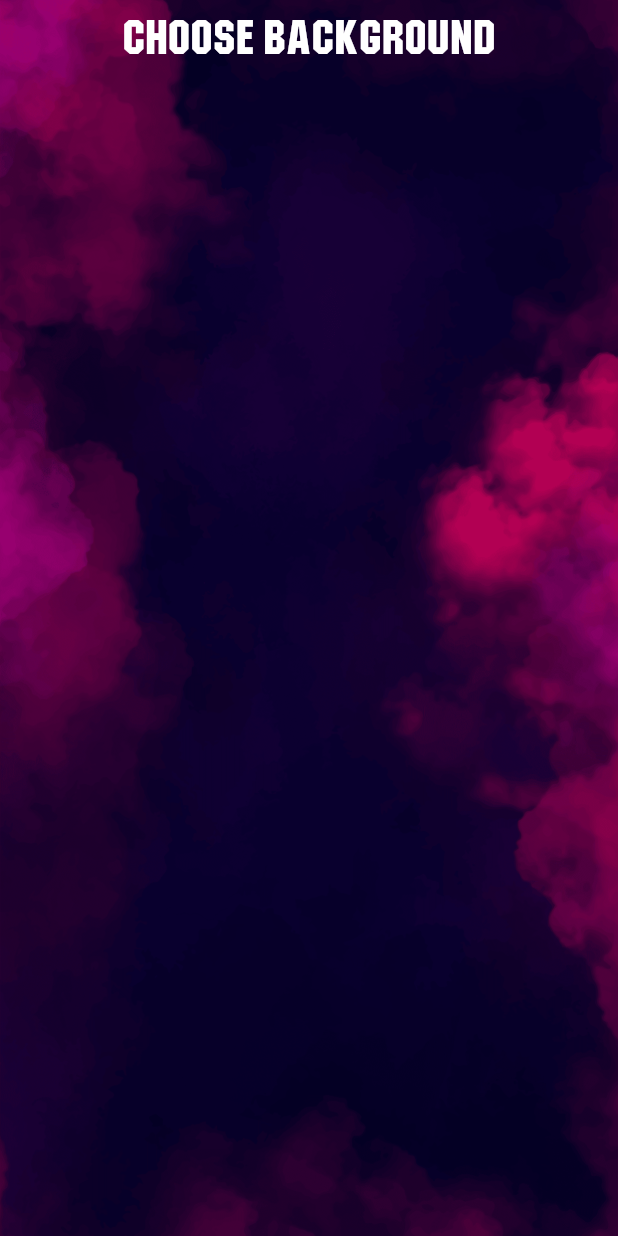
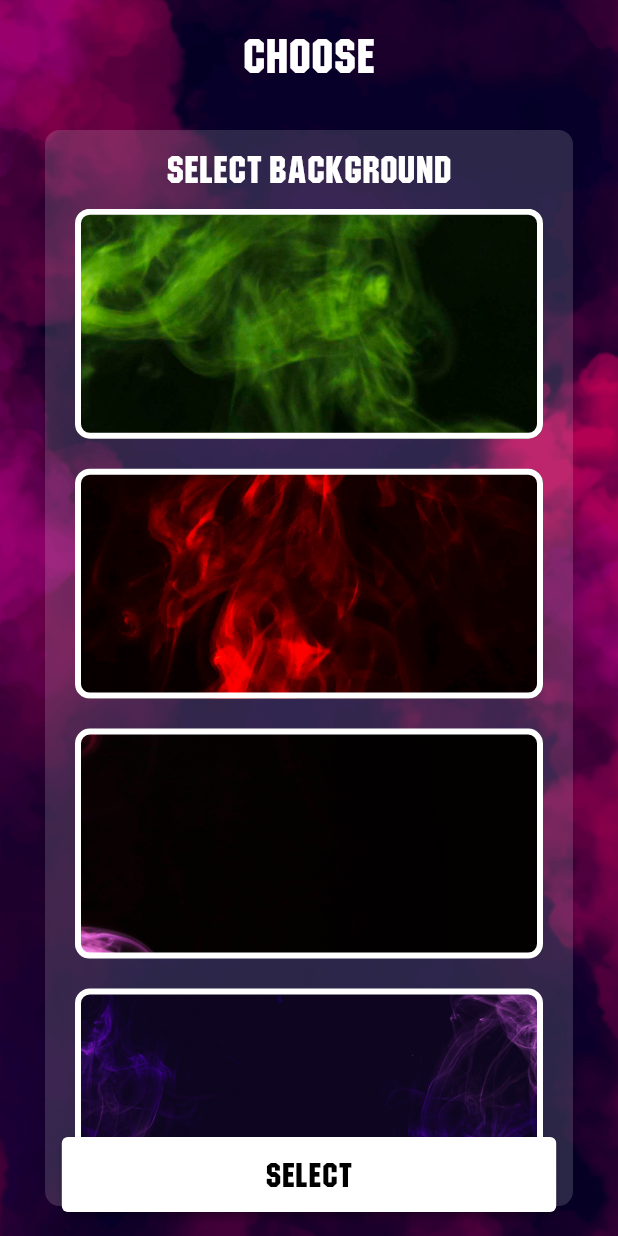
Before and after one commit to nooralibutt/vape_simulator, a Flutter app: the screen it shows after launch, on a phone screen of 412 x 824 dp. Run offline on Flutter 3.47's test engine with Material 2 defaults, Android fonts, the phone set to English and light mode, and no system bars; our stand-ins replace flutter_screenutil.

Commit message:
choose backgrounds..

```diff
--- a/lib/screens/selection_screens/choose_bg_screen.dart
+++ b/lib/screens/selection_screens/choose_bg_screen.dart
@@ -1,22 +1,78 @@
 import 'package:flutter/material.dart';
+import 'package:flutter_screenutil/flutter_screenutil.dart';
 import 'package:vape_simulator/utils/size_config.dart';
 import 'package:vape_simulator/widgets/base_scaffold.dart';
+import 'package:vape_simulator/widgets/my_elevated_button.dart';
 
 class ChooseBgScreen extends StatelessWidget {
   const ChooseBgScreen({Key? key}) : super(key: key);
 
   @override
   Widget build(BuildContext context) {
-    return BaseScaffold(
-      child: Column(
-        children: [
-          const VerticalSpacing(),
-          Text(
-            'Choose Background',
-            style:
-                Theme.of(context).textTheme.titleLarge!.copyWith(fontSize: 28),
+    final theme = Theme.of(context);
+    return Scaffold(
+      body: BgImage(
+        child: Column(
+          children: [
+            const VerticalSpacing(of: 60),
+            Text(
+              'Choose',
+              style: theme.textTheme.titleLarge!.copyWith(fontSize: 28),
+            ),
+            const VerticalSpacing(of: 40),
+            Expanded(
+              child: Container(
+                padding: const EdgeInsets.symmetric(horizontal: 20),
+                margin:
+                    const EdgeInsets.symmetric(horizontal: 30, vertical: 20),
+                decoration: BoxDecoration(
+                    borderRadius: BorderRadius.all(Radius.circular(32.r)),
+                    color: Colors.white.withOpacity(0.15)),
+                child: Column(
+                  children: [
+                    const VerticalSpacing(of: 40),
+                    Text(
+                      'Select Background',
+                      style:
+                          theme.textTheme.titleMedium!.copyWith(fontSize: 22),
+                    ),
+                    const VerticalSpacing(of: 40),
+                    const Expanded(child: BgImageListView()),
+                  ],
+                ),
+              ),
+            ),
+          ],
+        ),
+      ),
+      floatingActionButtonLocation: FloatingActionButtonLocation.centerFloat,
+      floatingActionButton: MyElevatedButton(title: 'Select', onPress: () {}),
+    );
+  }
+}
+
+class BgImageListView extends StatelessWidget {
+  const BgImageListView({super.key});
+
+  @override
+  Widget build(BuildContext context) {
+    return ListView(
+      children: List.generate(
+        6,
+        (index) => Container(
+          margin: const EdgeInsets.only(bottom: 20),
+          height: 500.h,
+          width: double.infinity,
+          decoration: BoxDecoration(
+            image: DecorationImage(
+              image: AssetImage('assets/images/backgrounds/${index + 1}.png'),
+              fit: BoxFit.fitWidth,
+            ),
+            borderRadius: BorderRadius.all(Radius.circular(32.r)),
+            border: Border.all(color: Colors.white, width: 4),
+            color: Colors.white,
           ),
-        ],
+        ),
       ),
     );
   }
--- a/lib/utils/app_theme.dart
+++ b/lib/utils/app_theme.dart
@@ -12,6 +12,11 @@ class AppTheme {
     return baseData.copyWith(
       primaryColor: primary,
       visualDensity: VisualDensity.adaptivePlatformDensity,
+      elevatedButtonTheme: ElevatedButtonThemeData(
+        style: ButtonStyle(
+          backgroundColor: const MaterialStatePropertyAll<Color>(Colors.white),
+        ),
+      ),
     );
   }
 }
--- a/lib/widgets/base_scaffold.dart
+++ b/lib/widgets/base_scaffold.dart
@@ -1,17 +1,16 @@
 import 'package:flutter/material.dart';
 
-class BaseScaffold extends StatelessWidget {
+class BgImage extends StatelessWidget {
   final Widget child;
   final String imagePath;
 
-  const BaseScaffold(
+  const BgImage(
       {Key? key, required this.child, this.imagePath = 'assets/images/bg.png'})
       : super(key: key);
 
   @override
   Widget build(BuildContext context) {
-    return Scaffold(
-      body: Container(
+    return Container(
       width: double.infinity,
       height: double.infinity,
       decoration: BoxDecoration(
@@ -21,7 +20,6 @@ class BaseScaffold extends StatelessWidget {
         ),
       ),
       child: SafeArea(bottom: false, child: child),
-      ),
     );
   }
 }
--- /dev/null
+++ b/lib/widgets/my_elevated_button.dart
@@ -0,0 +1,24 @@
+import 'package:flutter/material.dart';
+import 'package:flutter_screenutil/flutter_screenutil.dart';
+
+class MyElevatedButton extends StatelessWidget {
+  final String title;
+  final VoidCallback onPress;
+  const MyElevatedButton({Key? key, required this.title, required this.onPress})
+      : super(key: key);
+
+  @override
+  Widget build(BuildContext context) {
+    return ElevatedButton(
+      style: ElevatedButton.styleFrom(minimumSize: Size(0.8.sw, 50)),
+      onPressed: onPress,
+      child: Text(
+        title,
+        style: Theme.of(context)
+            .textTheme
+            .titleLarge!
+            .copyWith(color: Colors.black),
+      ),
+    );
+  }
+}
--- a/pubspec.yaml
+++ b/pubspec.yaml
@@ -25,6 +25,7 @@ flutter:
 
   assets:
     - assets/images/
+    - assets/images/backgrounds/
     - assets/fonts/
 
   fonts:
```
Also changed, not shown: assets/images/backgrounds/1.png (added), assets/images/backgrounds/2.png (added), assets/images/backgrounds/3.png (added), assets/images/backgrounds/4.png (added), 2 other files. Lines whose indentation alone changed are shown as unchanged.
